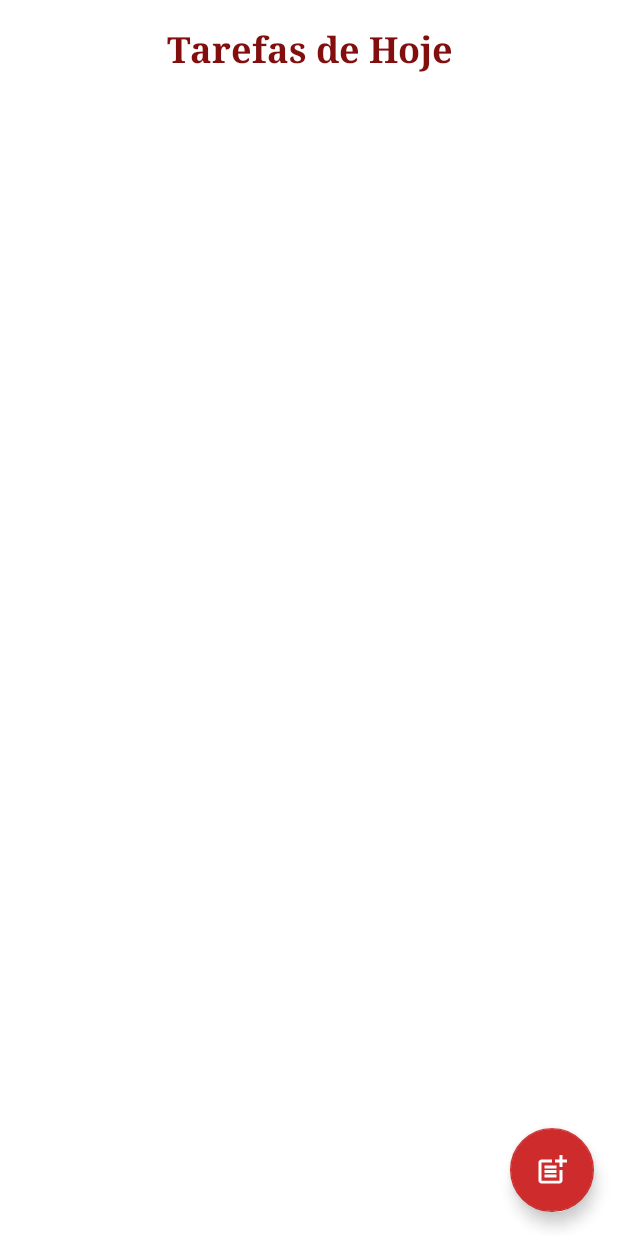
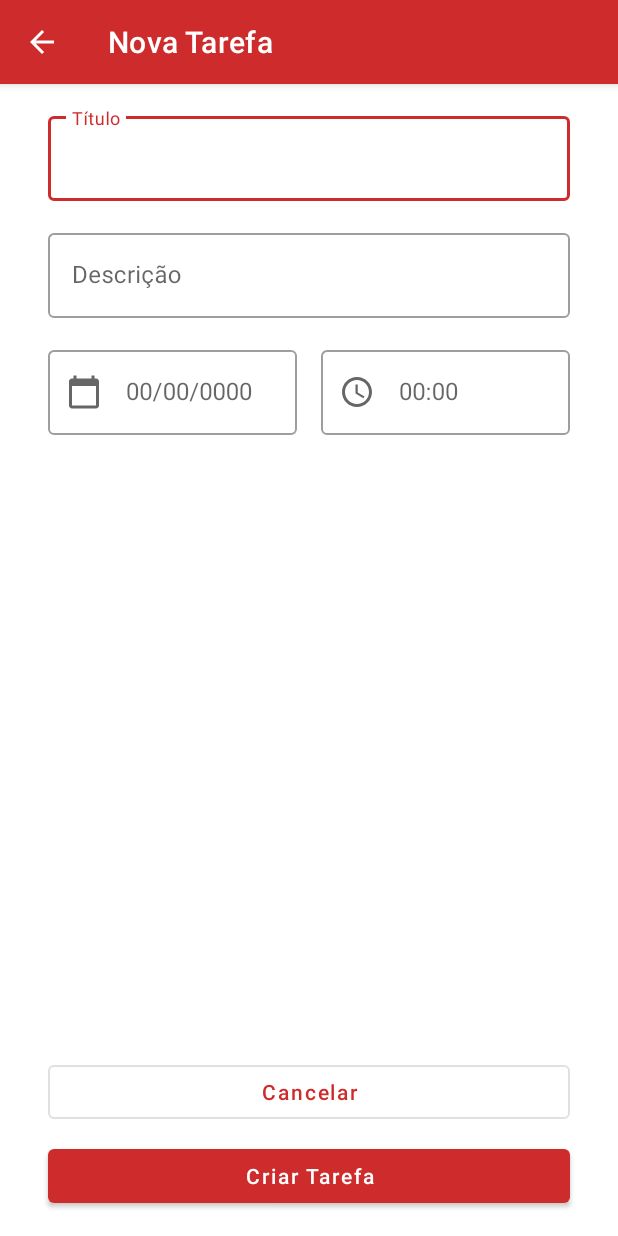
Before and after one commit to AlineCruzDEV/to-do-list-dio, an Android app: the screen it shows after launch (HomeActivity before the commit, NewTaskActivity after it), after a tap on "Adicionar Tarefa", on a phone screen of 412 x 824 dp. Run offline under Robolectric (Android 15) with nearby library versions, the phone set to English and light mode, and no system bars.

Commit message:
Added: New Task layout and class with file formatting and adjustments - not finished

```diff
--- a/app/build.gradle
+++ b/app/build.gradle
@@ -30,8 +30,8 @@ android {
     kotlinOptions {
         jvmTarget = '1.8'
     }
-    viewBinding {
-        enabled = true
+    buildFeatures {
+        viewBinding = true
     }
 }
 
--- a/app/src/main/AndroidManifest.xml
+++ b/app/src/main/AndroidManifest.xml
@@ -9,7 +9,8 @@
         android:roundIcon="@mipmap/ic_launcher_round"
         android:supportsRtl="true"
         android:theme="@style/Theme.Todolistdio">
-        <activity android:name=".presentation.view.HomeActivity"/>
+        <activity android:name=".presentation.view.NewTaskActivity" android:parentActivityName=".presentation.view.HomeActivity"/>
+        <activity android:name=".presentation.view.HomeActivity" />
         <activity android:name=".presentation.view.SplashActivity">
             <intent-filter>
                 <action android:name="android.intent.action.MAIN" />
--- /dev/null
+++ b/app/src/main/java/com/alinecruz/to_do_list_dio/datasource/TaskDataSource.kt
@@ -0,0 +1,24 @@
+package com.alinecruz.to_do_list_dio.datasource
+
+import com.alinecruz.to_do_list_dio.domain.entities.Task
+
+object TaskDataSource {
+    private val list = arrayListOf<Task>()
+
+    fun getList() = list.toList()
+
+    fun insertTask(task: Task) {
+        if (task.id == 0) {
+            list.add(task.copy(id = list.size + 1))
+        } else {
+            list.remove(task)
+            list.add(task)
+        }
+    }
+
+    fun findById(taskId: Int) = list.find { it.id == taskId }
+
+    fun deleteTask(task: Task) {
+        list.remove(task)
+    }
+}
--- a/app/src/main/java/com/alinecruz/to_do_list_dio/domain/entities/Task.kt
+++ b/app/src/main/java/com/alinecruz/to_do_list_dio/domain/entities/Task.kt
@@ -1,3 +1,5 @@
 package com.alinecruz.to_do_list_dio.domain.entities
 
-data class Task(val title: String, val description: String, val date: String, val hour: String)
+import android.text.Editable
+
+data class Task(val id: Int = 0, val title: Editable?, val description: Editable?, val date: Editable?, val hour: Editable?)
--- /dev/null
+++ b/app/src/main/java/com/alinecruz/to_do_list_dio/presentation/view/NewTaskActivity.kt
@@ -0,0 +1,84 @@
+package com.alinecruz.to_do_list_dio.presentation.view
+
+import android.app.Activity
+import androidx.appcompat.app.AppCompatActivity
+import android.os.Bundle
+import androidx.core.view.get
+import com.alinecruz.to_do_list_dio.databinding.ActivityNewTaskBinding
+import com.alinecruz.to_do_list_dio.datasource.TaskDataSource
+import com.alinecruz.to_do_list_dio.domain.entities.Task
+import com.alinecruz.to_do_list_dio.utils.format
+import com.alinecruz.to_do_list_dio.utils.text
+import com.google.android.material.datepicker.MaterialDatePicker
+import com.google.android.material.timepicker.MaterialTimePicker
+import com.google.android.material.timepicker.TimeFormat
+import java.util.*
+
+class NewTaskActivity : AppCompatActivity() {
+
+    private lateinit var binding: ActivityNewTaskBinding
+
+    override fun onCreate(savedInstanceState: Bundle?) {
+        super.onCreate(savedInstanceState)
+        binding = ActivityNewTaskBinding.inflate(layoutInflater)
+        setContentView(binding.root)
+
+        setupToolbar()
+        setupListeners()
+    }
+
+    private fun setupToolbar() {
+        setSupportActionBar(binding.toolbarNewTask)
+        supportActionBar?.apply {
+            setDisplayHomeAsUpEnabled(true)
+            setHomeButtonEnabled(true)
+            setDisplayHomeAsUpEnabled(true)
+        }
+    }
+
+    private fun setupListeners() {
+        binding.inputLytNewTaskDate.editText?.setOnClickListener {
+            val datePicker = MaterialDatePicker.Builder.datePicker().build()
+
+            datePicker.addOnPositiveButtonClickListener {
+                val timeZone = TimeZone.getDefault()
+                val offset = timeZone.getOffset(Date().time) * -1
+                binding.inputLytNewTaskDate.text = Date(it + offset).format()
+            }
+            datePicker.show(supportFragmentManager, "DATE_PICKER_TAG")
+        }
+
+        binding.inputLytNewTaskHour.editText?.setOnClickListener {
+            val timePicker = MaterialTimePicker.Builder()
+                .setTimeFormat(TimeFormat.CLOCK_24H)
+                .build()
+
+            timePicker.addOnPositiveButtonClickListener {
+                val minute : String = if (timePicker.minute in 0..9) "0${timePicker.minute}" else timePicker.minute.toString()
+                val hour : String = if (timePicker.hour in 0..9) "0${timePicker.hour}" else timePicker.hour.toString()
+
+                binding.inputLytNewTaskHour.text = "$hour : $minute"
+            }
+
+            timePicker.show(supportFragmentManager, null)
+        }
+
+        binding.buttonNewTaskCancel.setOnClickListener {
+            onBackPressed()
+        }
+
+        binding.buttonNewTaskCreate.setOnClickListener {
+            val task = Task(
+                title = binding.inputEdtNewTaskTitle.text,
+                description = binding.inputEdtNewTaskDescription.text,
+                date = binding.inputEdtNewTaskDate.text,
+                hour = binding.inputEdtNewTaskHour.text
+            )
+
+            TaskDataSource.insertTask(task)
+            setResult(Activity.RESULT_OK)
+            finish()
+        }
+    }
+
+}
--- /dev/null
+++ b/app/src/main/java/com/alinecruz/to_do_list_dio/utils/FormatDataAndHour.kt
@@ -0,0 +1,17 @@
+package com.alinecruz.to_do_list_dio.utils
+
+import com.google.android.material.textfield.TextInputLayout
+import java.text.SimpleDateFormat
+import java.util.*
+
+private val locale = Locale("pt", "BR")
+
+fun Date.format() : String {
+    return SimpleDateFormat("dd/MM/yyyy", locale).format(this)
+}
+
+var TextInputLayout.text : String
+    get() = editText?.text?.toString() ?: ""
+    set(value) {
+        editText?.setText(value)
+    }
--- /dev/null
+++ b/app/src/main/res/drawable/ic_new_task_calendar.xml
@@ -0,0 +1,10 @@
+<vector xmlns:android="http://schemas.android.com/apk/res/android"
+    android:width="24dp"
+    android:height="24dp"
+    android:viewportWidth="24"
+    android:viewportHeight="24"
+    android:tint="?attr/colorControlNormal">
+  <path
+      android:fillColor="@android:color/white"
+      android:pathData="M20,3h-1L19,1h-2v2L7,3L7,1L5,1v2L4,3c-1.1,0 -2,0.9 -2,2v16c0,1.1 0.9,2 2,2h16c1.1,0 2,-0.9 2,-2L22,5c0,-1.1 -0.9,-2 -2,-2zM20,21L4,21L4,8h16v13z"/>
+</vector>
--- /dev/null
+++ b/app/src/main/res/drawable/ic_new_task_hour.xml
@@ -0,0 +1,13 @@
+<vector xmlns:android="http://schemas.android.com/apk/res/android"
+    android:width="@dimen/dimen_24dp"
+    android:height="@dimen/dimen_24dp"
+    android:viewportWidth="24"
+    android:viewportHeight="24"
+    android:tint="?attr/colorControlNormal">
+  <path
+      android:fillColor="@android:color/white"
+      android:pathData="M11.99,2C6.47,2 2,6.48 2,12s4.47,10 9.99,10C17.52,22 22,17.52 22,12S17.52,2 11.99,2zM12,20c-4.42,0 -8,-3.58 -8,-8s3.58,-8 8,-8 8,3.58 8,8 -3.58,8 -8,8z"/>
+  <path
+      android:fillColor="@android:color/white"
+      android:pathData="M12.5,7H11v6l5.25,3.15 0.75,-1.23 -4.5,-2.67z"/>
+</vector>
--- /dev/null
+++ b/app/src/main/res/layout/activity_new_task.xml
@@ -0,0 +1,146 @@
+<?xml version="1.0" encoding="utf-8"?>
+<androidx.constraintlayout.widget.ConstraintLayout
+    xmlns:android="http://schemas.android.com/apk/res/android"
+    xmlns:app="http://schemas.android.com/apk/res-auto"
+    xmlns:tools="http://schemas.android.com/tools"
+    android:layout_width="match_parent"
+    android:layout_height="match_parent"
+    tools:context=".presentation.view.NewTaskActivity">
+
+    <com.google.android.material.appbar.AppBarLayout
+        android:id="@+id/appBarNewTask"
+        android:layout_width="@dimen/dimen_0dp"
+        android:layout_height="wrap_content"
+        app:layout_constraintStart_toStartOf="parent"
+        app:layout_constraintEnd_toEndOf="parent"
+        app:layout_constraintTop_toTopOf="parent"
+        android:theme="@style/ThemeOverlay.AppCompat.Dark.ActionBar">
+
+        <androidx.appcompat.widget.Toolbar
+            android:id="@+id/toolbarNewTask"
+            android:layout_width="match_parent"
+            android:layout_height="?attr/actionBarSize"
+            app:titleTextColor="@color/white"
+            app:title="@string/label_new_task"/>
+
+    </com.google.android.material.appbar.AppBarLayout>
+
+    <androidx.constraintlayout.widget.Guideline
+        android:id="@+id/guideNewTaskStart"
+        android:layout_width="wrap_content"
+        android:layout_height="wrap_content"
+        android:orientation="vertical"
+        app:layout_constraintGuide_begin="@dimen/dimen_32dp" />
+
+    <androidx.constraintlayout.widget.Guideline
+        android:id="@+id/guideNewTaskEnd"
+        android:layout_width="wrap_content"
+        android:layout_height="wrap_content"
+        android:orientation="vertical"
+        app:layout_constraintGuide_end="@dimen/dimen_32dp" />
+
+    <com.google.android.material.textfield.TextInputLayout
+        android:id="@+id/inputLytNewTaskTitle"
+        style="@style/Widget.MaterialComponents.TextInputLayout.OutlinedBox"
+        android:layout_width="@dimen/dimen_0dp"
+        android:layout_height="wrap_content"
+        android:layout_marginTop="@dimen/dimen_16dp"
+        android:hint="@string/label_new_task_title"
+        app:layout_constraintEnd_toEndOf="@id/guideNewTaskEnd"
+        app:layout_constraintStart_toStartOf="@id/guideNewTaskStart"
+        app:layout_constraintTop_toBottomOf="@id/appBarNewTask">
+
+        <com.google.android.material.textfield.TextInputEditText
+            android:id="@+id/inputEdtNewTaskTitle"
+            android:layout_width="match_parent"
+            android:layout_height="wrap_content"
+            android:inputType="text" />
+
+    </com.google.android.material.textfield.TextInputLayout>
+
+    <com.google.android.material.textfield.TextInputLayout
+        android:id="@+id/inputLytNewTaskDescription"
+        style="@style/Widget.MaterialComponents.TextInputLayout.OutlinedBox"
+        android:layout_width="@dimen/dimen_0dp"
+        android:layout_height="wrap_content"
+        android:layout_marginTop="@dimen/dimen_16dp"
+        android:hint="@string/label_new_task_description"
+        app:layout_constraintEnd_toEndOf="@id/guideNewTaskEnd"
+        app:layout_constraintStart_toStartOf="@id/guideNewTaskStart"
+        app:layout_constraintTop_toBottomOf="@id/inputLytNewTaskTitle">
+
+        <com.google.android.material.textfield.TextInputEditText
+            android:id="@+id/inputEdtNewTaskDescription"
+            android:layout_width="match_parent"
+            android:layout_height="wrap_content"
+            android:inputType="text" />
+
+    </com.google.android.material.textfield.TextInputLayout>
+
+    <com.google.android.material.textfield.TextInputLayout
+        android:id="@+id/inputLytNewTaskDate"
+        style="@style/Widget.MaterialComponents.TextInputLayout.OutlinedBox"
+        android:layout_width="@dimen/dimen_0dp"
+        android:layout_height="wrap_content"
+        android:layout_marginTop="@dimen/dimen_16dp"
+        android:layout_marginEnd="@dimen/dimen_16dp"
+        android:hint="@string/label_new_task_sample_date"
+        app:layout_constraintEnd_toStartOf="@id/inputLytNewTaskHour"
+        app:layout_constraintStart_toStartOf="@id/guideNewTaskStart"
+        app:layout_constraintTop_toBottomOf="@id/inputLytNewTaskDescription"
+        app:startIconDrawable="@drawable/ic_new_task_calendar">
+
+        <com.google.android.material.textfield.TextInputEditText
+            android:id="@+id/inputEdtNewTaskDate"
+            android:layout_width="match_parent"
+            android:layout_height="wrap_content"
+            android:focusable="false"
+            android:inputType="none" />
+
+    </com.google.android.material.textfield.TextInputLayout>
+
+    <com.google.android.material.textfield.TextInputLayout
+        android:id="@+id/inputLytNewTaskHour"
+        style="@style/Widget.MaterialComponents.TextInputLayout.OutlinedBox"
+        android:layout_width="@dimen/dimen_0dp"
+        android:layout_height="wrap_content"
+        android:hint="@string/label_new_task_sample_hour"
+        app:layout_constraintEnd_toEndOf="@id/guideNewTaskEnd"
+        app:layout_constraintStart_toEndOf="@id/inputLytNewTaskDate"
+        app:layout_constraintTop_toTopOf="@id/inputLytNewTaskDate"
+        app:startIconDrawable="@drawable/ic_new_task_hour">
+
+        <com.google.android.material.textfield.TextInputEditText
+            android:id="@+id/inputEdtNewTaskHour"
+            android:layout_width="match_parent"
+            android:layout_height="wrap_content"
+            android:focusable="false"
+            android:inputType="none" />
+
+    </com.google.android.material.textfield.TextInputLayout>
+
+    <com.google.android.material.button.MaterialButton
+        android:id="@+id/buttonNewTaskCancel"
+        style="@style/Widget.MaterialComponents.Button.OutlinedButton"
+        android:layout_width="@dimen/dimen_0dp"
+        android:layout_height="wrap_content"
+        android:text="@string/label_all_cancel"
+        android:textAllCaps="false"
+        android:layout_marginBottom="@dimen/dimen_8dp"
+        app:layout_constraintBottom_toTopOf="@id/buttonNewTaskCreate"
+        app:layout_constraintEnd_toEndOf="@id/guideNewTaskEnd"
+        app:layout_constraintStart_toStartOf="@id/guideNewTaskStart" />
+
+    <com.google.android.material.button.MaterialButton
+        android:id="@+id/buttonNewTaskCreate"
+        style="@style/Widget.MaterialComponents.Button"
+        android:layout_width="@dimen/dimen_0dp"
+        android:layout_height="wrap_content"
+        android:layout_marginBottom="@dimen/dimen_16dp"
+        android:text="@string/label_new_task_create"
+        android:textAllCaps="false"
+        app:layout_constraintBottom_toBottomOf="parent"
+        app:layout_constraintEnd_toEndOf="@id/guideNewTaskEnd"
+        app:layout_constraintStart_toStartOf="@id/guideNewTaskStart" />
+
+</androidx.constraintlayout.widget.ConstraintLayout>
--- a/app/src/main/res/values/strings.xml
+++ b/app/src/main/res/values/strings.xml
@@ -6,4 +6,12 @@
     <string name="label_all_lorem_ipsum">Lorem Ipsum</string>
     <string name="label_sample_data_hour">00/00/0000 00:00</string>
     <string name="label_home_fab_add_task">Adicionar Tarefa</string>
+    <string name="message_item_task_menu_description">Opções de Tarefa</string>
+    <string name="label_new_task">Nova Tarefa</string>
+    <string name="label_new_task_title">Título</string>
+    <string name="label_new_task_description">Descrição</string>
+    <string name="label_new_task_sample_hour">00:00</string>
+    <string name="label_new_task_sample_date">00/00/0000</string>
+    <string name="label_all_cancel">Cancelar</string>
+    <string name="label_new_task_create">Criar Tarefa</string>
 </resources>
--- a/app/src/main/res/values/styles.xml
+++ b/app/src/main/res/values/styles.xml
@@ -5,7 +5,7 @@
         <item name="android:textSize">@dimen/size_32sp</item>
         <item name="android:textColor">@color/white</item>
         <item name="android:textStyle">bold</item>
-        <item name="fontFamily">serif</item>
+        <item name="fontFamily">sans-serif</item>
     </style>
 
     <style name="titleHome">
@@ -13,7 +13,7 @@
         <item name="android:textColor">@color/darkRed</item>
         <item name="android:textStyle">bold</item>
         <item name="android:gravity">center</item>
-        <item name="fontFamily">serif</item>
+        <item name="fontFamily">sans-serif</item>
     </style>
 
     <style name="titleTask">
```
